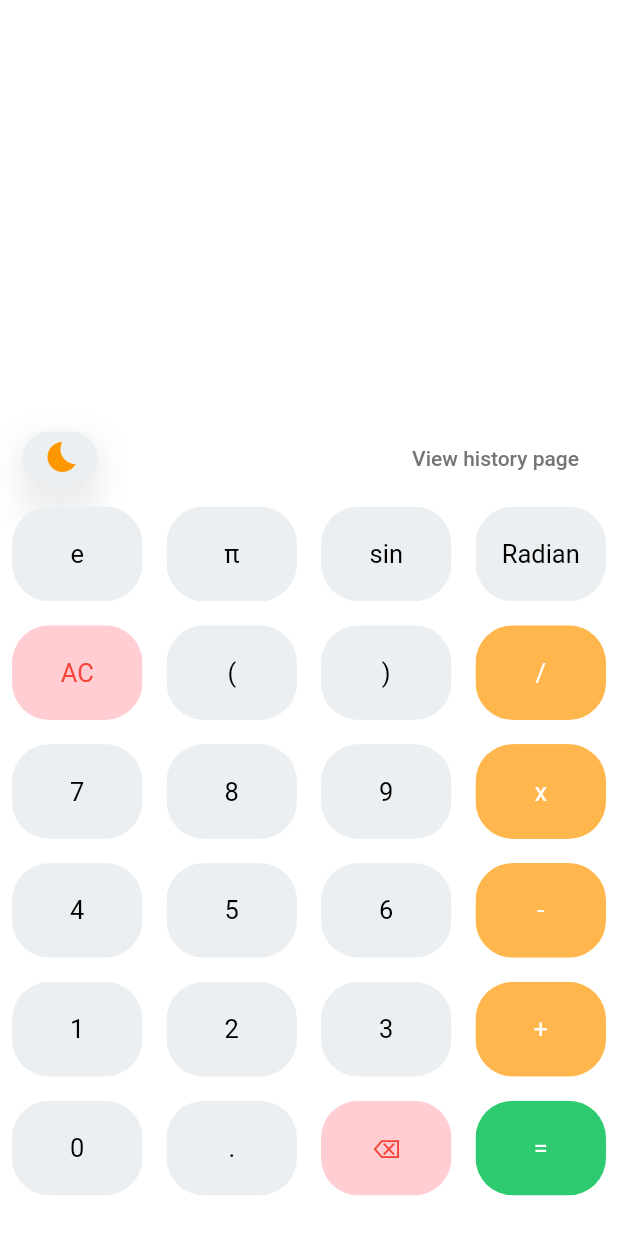
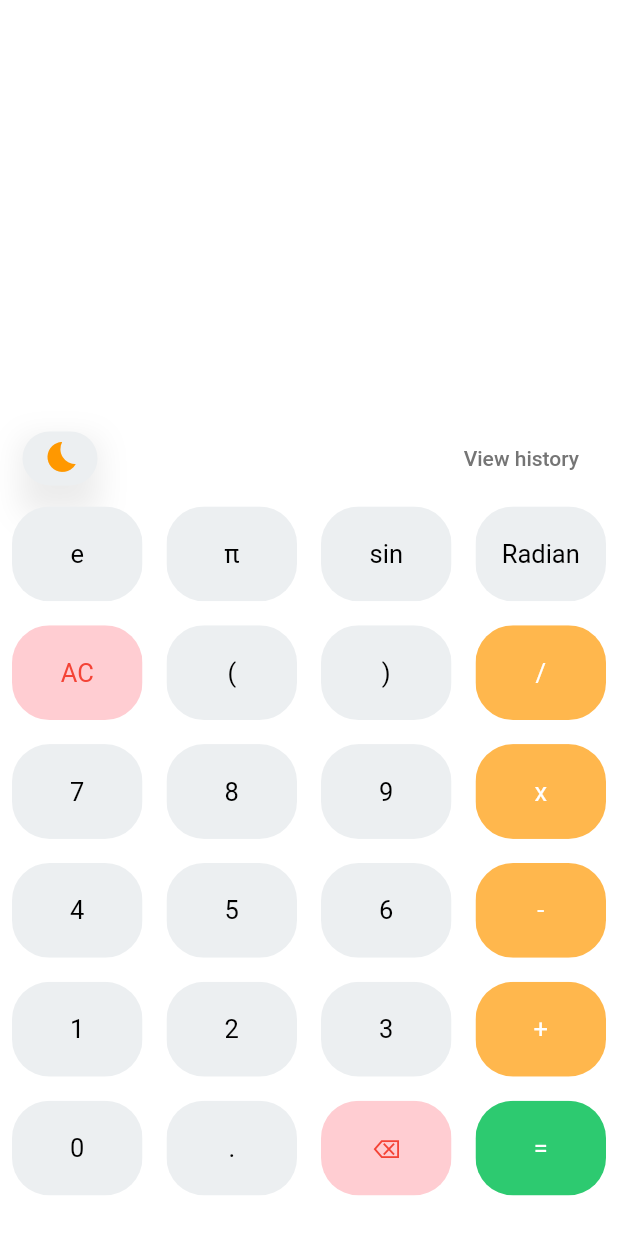
Before and after one commit to bhagirathsinh1/scientific_calsi, a Flutter app: the screen it shows after launch, on a phone screen of 412 x 824 dp. Run offline on Flutter 3.47's test engine with Material 2 defaults, Android fonts, the phone set to English and light mode, and no system bars; our stand-ins replace math_expressions.

Commit message:
history test reverted

```diff
--- a/lib/HomePage.dart
+++ b/lib/HomePage.dart
@@ -15,7 +15,7 @@ class HomePage extends StatefulWidget {
 class _HomePageState extends State<HomePage> {
   var userQuestion = '';
   var userAnswer = '';
-  var viewHistory = 'View history page';
+  var viewHistory = 'View history';
   var ob = 0;
   var cb = 0;
   var zero = 0;
```
